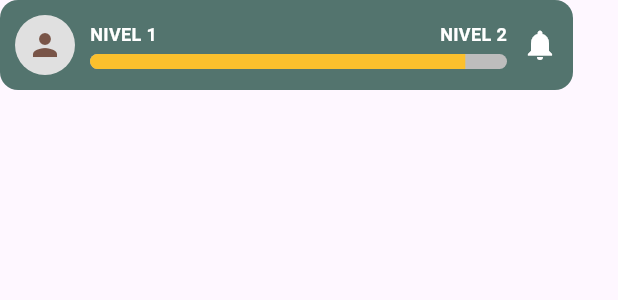
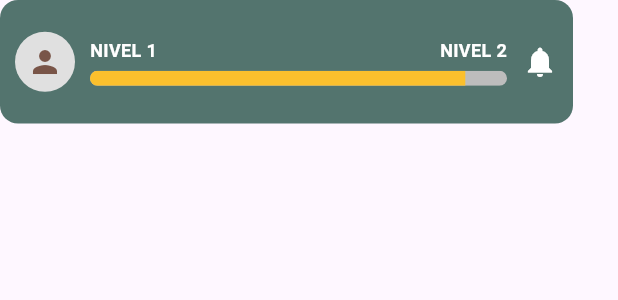
Before and after one commit to JonathanDeLaCruz/zean, a Flutter app: the LevelIndicator widget shown alone on an empty page, opened directly, on a phone screen of 412 x 824 dp. Shown: the top 300 px of the screen. Run offline on Flutter 3.47's test engine with Material 3 defaults, Android fonts, the phone set to English and light mode, and no system bars; our stand-ins replace motion_tab_bar; missing offline and left inert: flame.

```diff
--- a/lib/game/home.dart
+++ b/lib/game/home.dart
@@ -111,7 +111,7 @@ class LevelIndicator extends StatelessWidget {
           color: const Color(0xFF53746E),
           borderRadius: BorderRadius.circular(12),
         ),
-        height: 60,
+        height: MediaQuery.of(context).size.width * .2,
         width: MediaQuery.of(context).size.width - 30,
         child: Row(
           children: [
```
